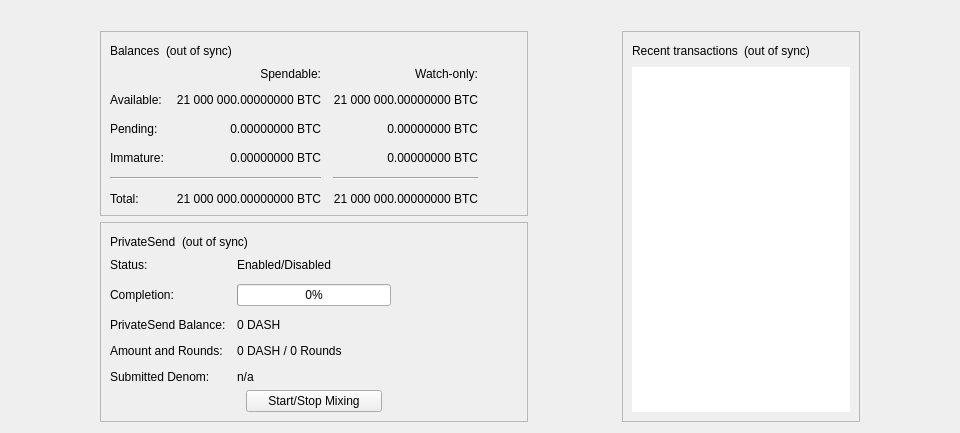
Old version of the form src/qt/forms/overviewpage.ui in the repository SmartiesCoin/Smartiecoin.
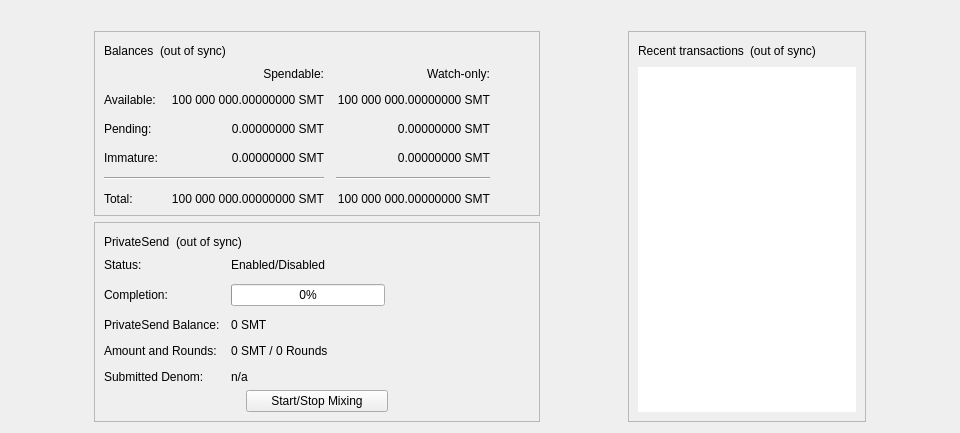
New version of the form. Custom widgets are drawn as their Qt base class.

Patch:
```diff
--- a/src/qt/forms/overviewpage.ui
+++ b/src/qt/forms/overviewpage.ui
@@ -116,7 +116,7 @@
                <string>Unconfirmed transactions to watch-only addresses</string>
               </property>
               <property name="text">
-               <string notr="true">0.00000000 BTC</string>
+               <string notr="true">0.00000000 SMT</string>
               </property>
               <property name="alignment">
                <set>Qt::AlignRight|Qt::AlignTrailing|Qt::AlignVCenter</set>
@@ -135,7 +135,7 @@
                <string>Total of transactions that have yet to be confirmed, and do not yet count toward the spendable balance</string>
               </property>
               <property name="text">
-               <string notr="true">0.00000000 BTC</string>
+               <string notr="true">0.00000000 SMT</string>
               </property>
               <property name="alignment">
                <set>Qt::AlignRight|Qt::AlignTrailing|Qt::AlignVCenter</set>
@@ -154,7 +154,7 @@
                <string>Mined balance in watch-only addresses that has not yet matured</string>
               </property>
               <property name="text">
-               <string notr="true">0.00000000 BTC</string>
+               <string notr="true">0.00000000 SMT</string>
               </property>
               <property name="alignment">
                <set>Qt::AlignRight|Qt::AlignTrailing|Qt::AlignVCenter</set>
@@ -206,7 +206,7 @@
                <string>Mined balance that has not yet matured</string>
               </property>
               <property name="text">
-               <string notr="true">0.00000000 BTC</string>
+               <string notr="true">0.00000000 SMT</string>
               </property>
               <property name="alignment">
                <set>Qt::AlignRight|Qt::AlignTrailing|Qt::AlignVCenter</set>
@@ -245,7 +245,7 @@
                <string>Your current total balance</string>
               </property>
               <property name="text">
-               <string notr="true">21 000 000.00000000 BTC</string>
+               <string notr="true">100 000 000.00000000 SMT</string>
               </property>
               <property name="alignment">
                <set>Qt::AlignRight|Qt::AlignTrailing|Qt::AlignVCenter</set>
@@ -264,7 +264,7 @@
                <string>Current total balance in watch-only addresses</string>
               </property>
               <property name="text">
-               <string notr="true">21 000 000.00000000 BTC</string>
+               <string notr="true">100 000 000.00000000 SMT</string>
               </property>
               <property name="alignment">
                <set>Qt::AlignRight|Qt::AlignTrailing|Qt::AlignVCenter</set>
@@ -300,7 +300,7 @@
                <string>Your current spendable balance</string>
               </property>
               <property name="text">
-               <string notr="true">21 000 000.00000000 BTC</string>
+               <string notr="true">100 000 000.00000000 SMT</string>
               </property>
               <property name="alignment">
                <set>Qt::AlignRight|Qt::AlignTrailing|Qt::AlignVCenter</set>
@@ -319,7 +319,7 @@
                <string>Your current balance in watch-only addresses</string>
               </property>
               <property name="text">
-               <string notr="true">21 000 000.00000000 BTC</string>
+               <string notr="true">100 000 000.00000000 SMT</string>
               </property>
               <property name="alignment">
                <set>Qt::AlignRight|Qt::AlignTrailing|Qt::AlignVCenter</set>
@@ -455,7 +455,7 @@
             <item row="2" column="1">
              <widget class="QLabel" name="labelAnonymized">
               <property name="text">
-               <string notr="true">0 DASH</string>
+               <string notr="true">0 SMT</string>
               </property>
              </widget>
             </item>
@@ -469,7 +469,7 @@
             <item row="3" column="1">
              <widget class="QLabel" name="labelAmountRounds">
               <property name="text">
-               <string>0 DASH / 0 Rounds</string>
+               <string>0 SMT / 0 Rounds</string>
               </property>
              </widget>
             </item>
```
